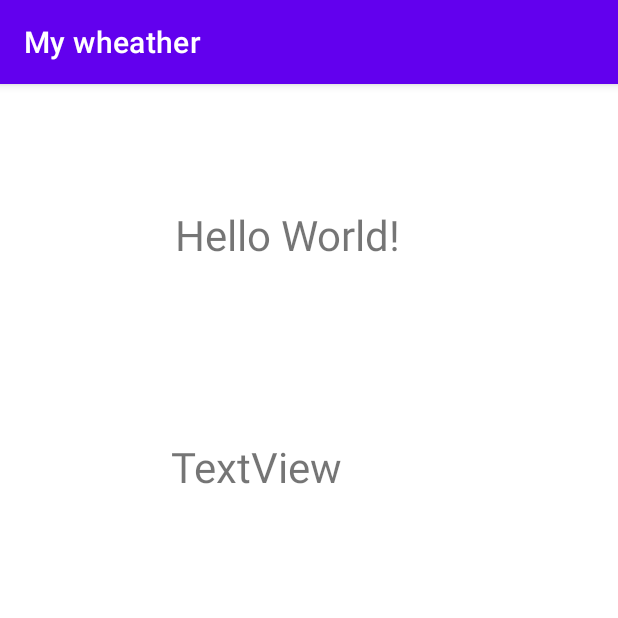
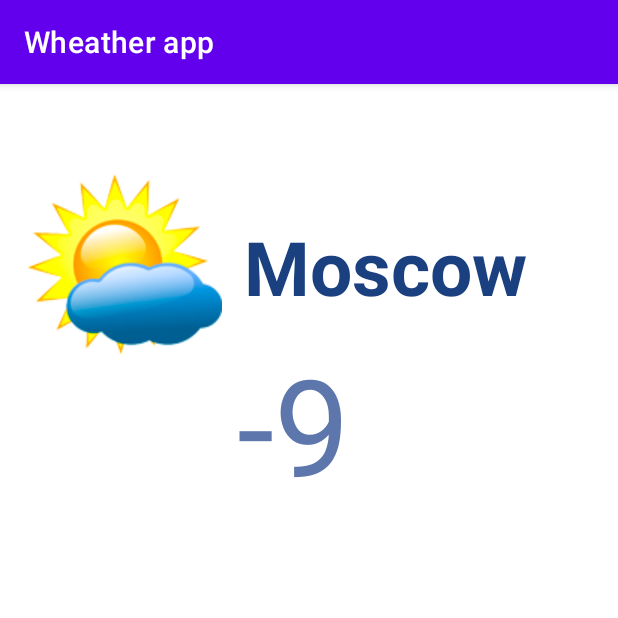
Before and after one commit to sangasgar/My_wheather, an Android app: the screen it shows after launch (MainActivity), on a phone screen of 412 x 824 dp, the top half of it. Run offline under Robolectric (Android 15) with nearby library versions, the phone set to English and light mode, and no system bars.

Commit message:
Готовое приложение

```diff
--- a/app/src/main/res/layout/activity_main.xml
+++ b/app/src/main/res/layout/activity_main.xml
@@ -8,27 +8,44 @@
 
 
     <TextView
-        android:layout_width="wrap_content"
-        android:layout_height="wrap_content"
+        android:id="@+id/temprathure"
+        android:layout_width="228dp"
+        android:layout_height="103dp"
         android:text="@string/hello_world"
-        android:textSize="@dimen/hello_size"
+        android:textColor="#5D77AC"
+        android:textSize="90sp"
         app:layout_constraintBottom_toBottomOf="parent"
-        app:layout_constraintHorizontal_bias="0.447"
+        app:layout_constraintHorizontal_bias="0.857"
         app:layout_constraintLeft_toLeftOf="parent"
         app:layout_constraintRight_toRightOf="parent"
         app:layout_constraintTop_toTopOf="parent"
-        app:layout_constraintVertical_bias="0.111" />
+        app:layout_constraintVertical_bias="0.251" />
 
     <TextView
-        android:id="@+id/textView2"
-        android:layout_width="186dp"
-        android:layout_height="67dp"
-        android:layout_marginTop="236dp"
-        android:layout_marginRight="112dp"
+        android:id="@+id/City"
+        android:layout_width="198dp"
+        android:layout_height="98dp"
+        android:layout_marginTop="88dp"
+        android:layout_marginRight="56dp"
         android:text="@string/textview"
-        android:textSize="28sp"
+        android:textAlignment="center"
+        android:textColor="#1B4080"
+        android:textDirection="ltr"
+        android:textSize="50sp"
+        android:textStyle="bold"
         app:layout_constraintRight_toRightOf="parent"
-        app:layout_constraintTop_toTopOf="parent" />
+        app:layout_constraintTop_toTopOf="parent"
+        tools:text="Moscow" />
+
+    <ImageView
+        android:id="@+id/image_whather"
+        android:layout_width="wrap_content"
+        android:layout_height="wrap_content"
+        android:layout_marginTop="60dp"
+        android:layout_marginRight="264dp"
+        app:layout_constraintRight_toRightOf="parent"
+        app:layout_constraintTop_toTopOf="parent"
+        app:srcCompat="@drawable/wheather1" />
 
 
 </androidx.constraintlayout.widget.ConstraintLayout>
--- a/app/src/main/res/values/strings.xml
+++ b/app/src/main/res/values/strings.xml
@@ -1,5 +1,6 @@
 <resources>
-    <string name="app_name">My wheather</string>
-    <string name="hello_world">Hello World!</string>
-    <string name="textview">TextView</string>
+    <string name="app_name">Wheather app</string>
+    <string name="hello_world">-9</string>
+    <string name="City">Moscow</string>
+    <string name="textview">Moscow</string>
 </resources>
```
Also changed, not shown: app/src/main/res/drawable-widecg/wheather.webp (added), app/src/main/res/drawable/wheather.png (added), app/src/main/res/drawable/wheather1.png (added), 1 other file.
